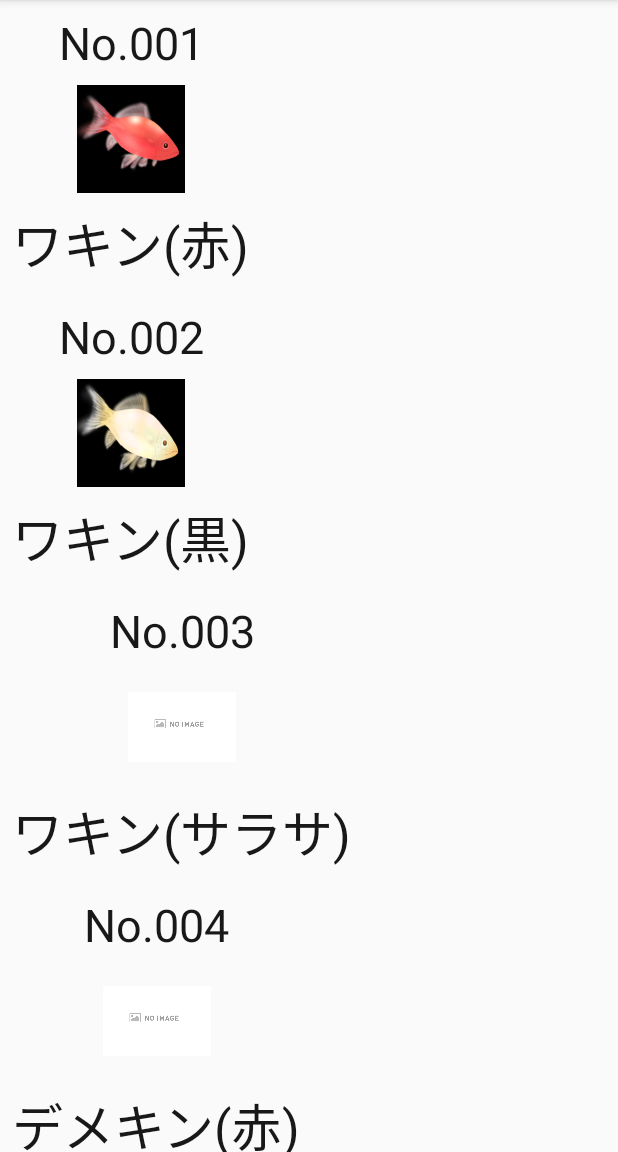
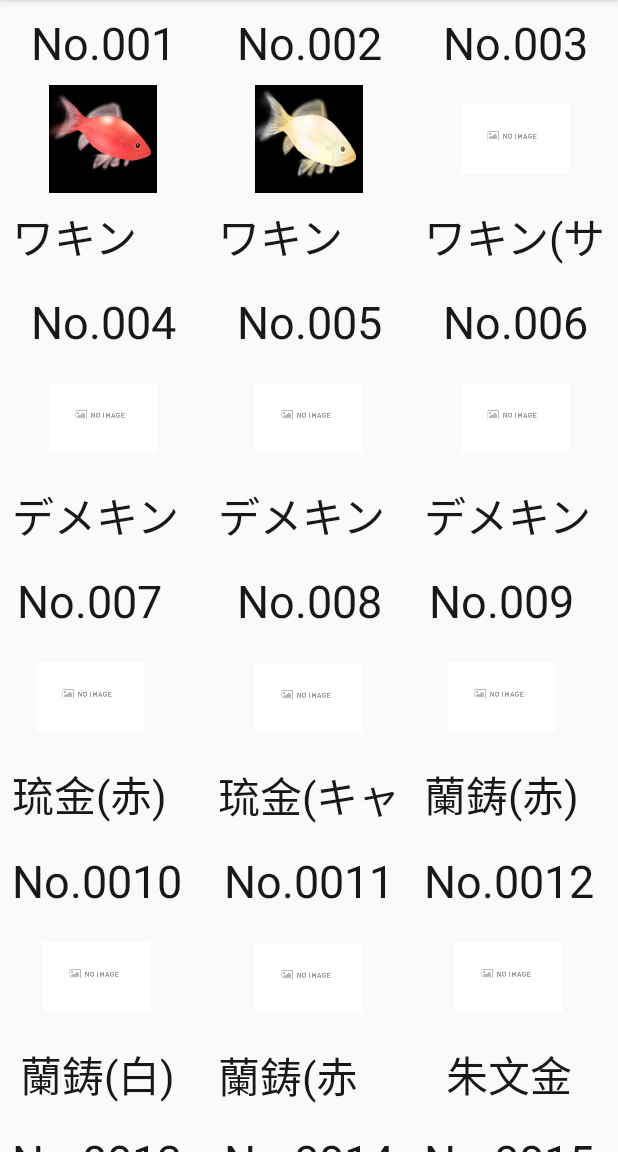
Before and after one commit to MIsosyati/LifeisGames, an Android app: the FishlibraryActivity screen opened directly, with no data from a screen before it, on a phone screen of 412 x 824 dp, the part 84-1236 px from its top. Run offline under Robolectric (Android 15) with nearby library versions, the phone set to English and light mode, and no system bars; Roboto replaces fonts that are not available here.

Commit message:
図鑑内容いじった

```diff
--- a/app/src/main/java/com/lifeistech/android/lifeisgames/kingyosukui/FishlibraryActivity.kt
+++ b/app/src/main/java/com/lifeistech/android/lifeisgames/kingyosukui/FishlibraryActivity.kt
@@ -2,6 +2,7 @@ package com.lifeistech.android.lifeisgames.kingyosukui
 
 import androidx.appcompat.app.AppCompatActivity
 import android.os.Bundle
+import androidx.recyclerview.widget.GridLayoutManager
 import androidx.recyclerview.widget.LinearLayoutManager
 import androidx.recyclerview.widget.RecyclerView
 import com.lifeistech.android.lifeisgames.R
@@ -39,7 +40,7 @@ class FishlibraryActivity : AppCompatActivity() {
         setContentView(R.layout.activity_fishlibrary)
 
        val adapter = Recyclerviewadapter(this)
-        recyclerView.layoutManager = LinearLayoutManager(this)
+        recyclerView.layoutManager = GridLayoutManager(this, 3)
         recyclerView.adapter = adapter
         adapter.addAll(fish_library_data)
     }
--- a/app/src/main/java/com/lifeistech/android/lifeisgames/kingyosukui/KingyoMainActivity.kt
+++ b/app/src/main/java/com/lifeistech/android/lifeisgames/kingyosukui/KingyoMainActivity.kt
@@ -4,6 +4,7 @@ import android.content.Intent
 import android.os.Bundle
 import android.widget.Toast
 import androidx.appcompat.app.AppCompatActivity
+import com.lifeistech.android.lifeisgames.kingyosukui.FishlibraryActivity
 import kotlinx.android.synthetic.main.activity_kingyomain.*
 
 
@@ -34,8 +35,8 @@ class KingyoMainActivity : AppCompatActivity() {
         }
 
         zukanbutton.setOnClickListener {
-            val toast=  Toast.makeText(applicationContext, "Coming soon.....", Toast.LENGTH_SHORT).show()
-
+            val intent= Intent(this, FishlibraryActivity::class.java)
+            startActivity(intent);
         }
 
         Rankbutton.setOnClickListener {
--- a/app/src/main/res/layout/item_fishlibrary_data_cell.xml
+++ b/app/src/main/res/layout/item_fishlibrary_data_cell.xml
@@ -11,6 +11,7 @@
         android:id="@+id/textView9"
         android:layout_width="wrap_content"
         android:layout_height="wrap_content"
+        android:maxLines="1"
         android:text="123456"
         android:textColor="#191818"
         android:textSize="30sp"
@@ -35,9 +36,10 @@
         android:id="@+id/fishname"
         android:layout_width="wrap_content"
         android:layout_height="wrap_content"
+        android:maxLines="1"
         android:text="aaaaaa"
         android:textColor="#191818"
-        android:textSize="34sp"
+        android:textSize="28sp"
         app:layout_constraintBottom_toBottomOf="parent"
         app:layout_constraintEnd_toEndOf="parent"
         app:layout_constraintStart_toStartOf="parent" />
```
